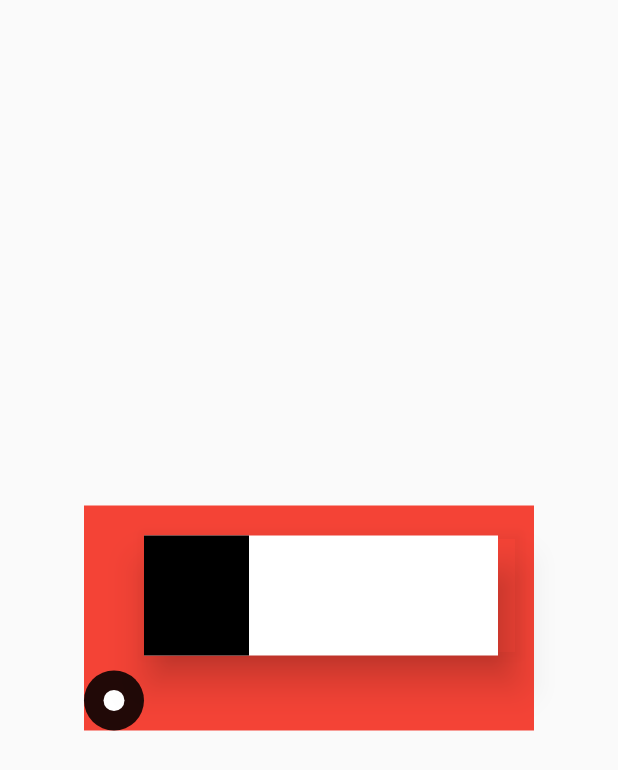
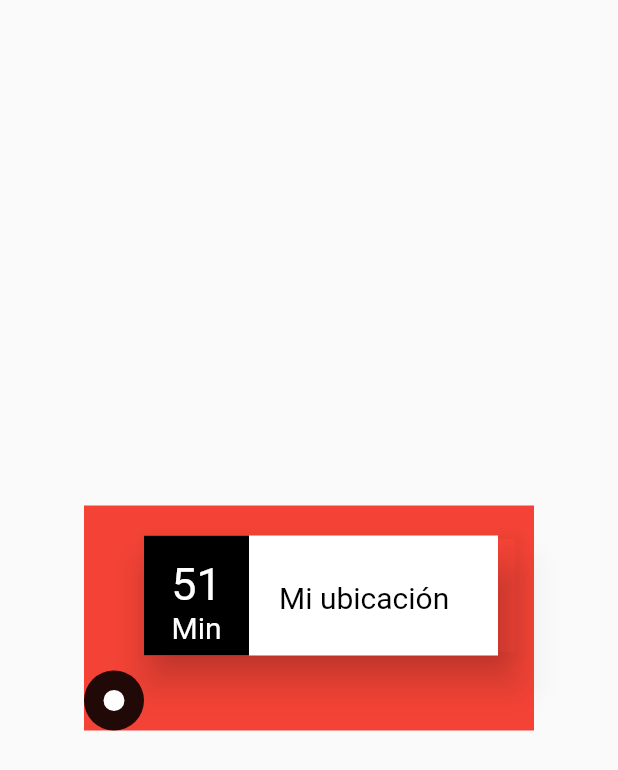
Before and after one commit to Blanco1010/maps-flutter, a Flutter app: the TestMarkerPage screen opened directly, on a phone screen of 412 x 824 dp. Shown: the top 770 px of the screen. Run offline on Flutter 3.47's test engine with Material 2 defaults, Android fonts, the phone set to English and light mode, and no system bars; our stand-ins replace animate_do, bloc, dio, flutter_bloc, geolocator, google_maps_flutter and 1 more; missing offline and left inert: flutter_polyline_points.

```diff
--- /dev/null
+++ b/maps_app/lib/custom_markers/custom_market.dart
@@ -0,0 +1,4 @@
+import 'package:flutter/material.dart';
+
+part 'marker_initial.dart';
+part 'marker_destination.dart';
--- a/maps_app/lib/custom_markers/marker_initial.dart
+++ b/maps_app/lib/custom_markers/marker_initial.dart
@@ -1,6 +1,10 @@
-import 'package:flutter/material.dart';
+part of 'custom_market.dart';
 
 class MarkerInitialPainter extends CustomPainter {
+  final int minutes;
+
+  MarkerInitialPainter(this.minutes);
+
   @override
   void paint(Canvas canvas, Size size) {
     final double circleBlackR = 20;
@@ -43,6 +47,21 @@ class MarkerInitialPainter extends CustomPainter {
     paint.color = Colors.black;
     final blackBox = Rect.fromLTWH(40, 20, 70, 80);
     canvas.drawRect(blackBox, paint);
+
+    // method for drawing text
+
+    //Draw the text for numbers
+    TextPainter textPainter = _drawText('$minutes', 30);
+    textPainter.paint(canvas, Offset(40, 35));
+
+    //Draw the text "minutes"
+    textPainter = _drawText('Min', 20);
+    textPainter.paint(canvas, Offset(40, 70));
+
+    //My ubication
+    textPainter = _drawText('Mi ubicación', 20,
+        color: Colors.black, maxWidth: size.width - 130);
+    textPainter.paint(canvas, Offset(130, 50));
   }
 
   @override
@@ -51,3 +70,35 @@ class MarkerInitialPainter extends CustomPainter {
   @override
   bool shouldRebuildSemantics(MarkerInitialPainter oldDelegate) => false;
 }
+
+TextPainter _drawText(
+  String text,
+  double size, {
+  Color color = Colors.white,
+  double maxWidth = 70,
+  double minWidth = 70,
+  TextAlign textAlign = TextAlign.center,
+  int maxLines = 1,
+}) {
+  TextSpan textSpan = new TextSpan(
+    style: TextStyle(
+      color: color,
+      fontSize: size,
+      fontWeight: FontWeight.w400,
+    ),
+    text: text,
+  );
+
+  final textPainter = new TextPainter(
+    text: textSpan,
+    textDirection: TextDirection.ltr,
+    textAlign: textAlign,
+    maxLines: maxLines,
+    ellipsis: '...',
+  );
+  textPainter.layout(
+    maxWidth: maxWidth,
+    minWidth: minWidth,
+  );
+  return textPainter;
+}
--- a/maps_app/lib/main.dart
+++ b/maps_app/lib/main.dart
@@ -24,8 +24,8 @@ class MyApp extends StatelessWidget {
       child: MaterialApp(
         debugShowCheckedModeBanner: false,
         title: 'Material App',
-        home: TestMarkerPage(),
-        // home: LoagindPage(),
+        // home: TestMarkerPage(),
+        home: LoagindPage(),
         routes: {
           'map': (_) => MapGpsPage(),
           'loading': (_) => LoagindPage(),
--- a/maps_app/lib/pages/test_marker_page.dart
+++ b/maps_app/lib/pages/test_marker_page.dart
@@ -1,5 +1,5 @@
 import 'package:flutter/material.dart';
-import 'package:maps_app/custom_markers/marker_initial.dart';
+import 'package:maps_app/custom_markers/custom_market.dart';
 
 class TestMarkerPage extends StatelessWidget {
   @override
@@ -11,8 +11,10 @@ class TestMarkerPage extends StatelessWidget {
           height: 150,
           color: Colors.red,
           child: CustomPaint(
-            painter: MarkerInitialPainter(),
-          ),
+              // painter: MarkerDestinationPainter(
+              //     'Mi casa por algún lado del mundo, esta aquí,asdd asdd ddd',
+              //     351202),
+              painter: MarkerInitialPainter(51)),
         ),
       ),
     );
```
Also changed, not shown: maps_app/lib/custom_markers/marker_destination.dart (added, +81 -0 lines).
